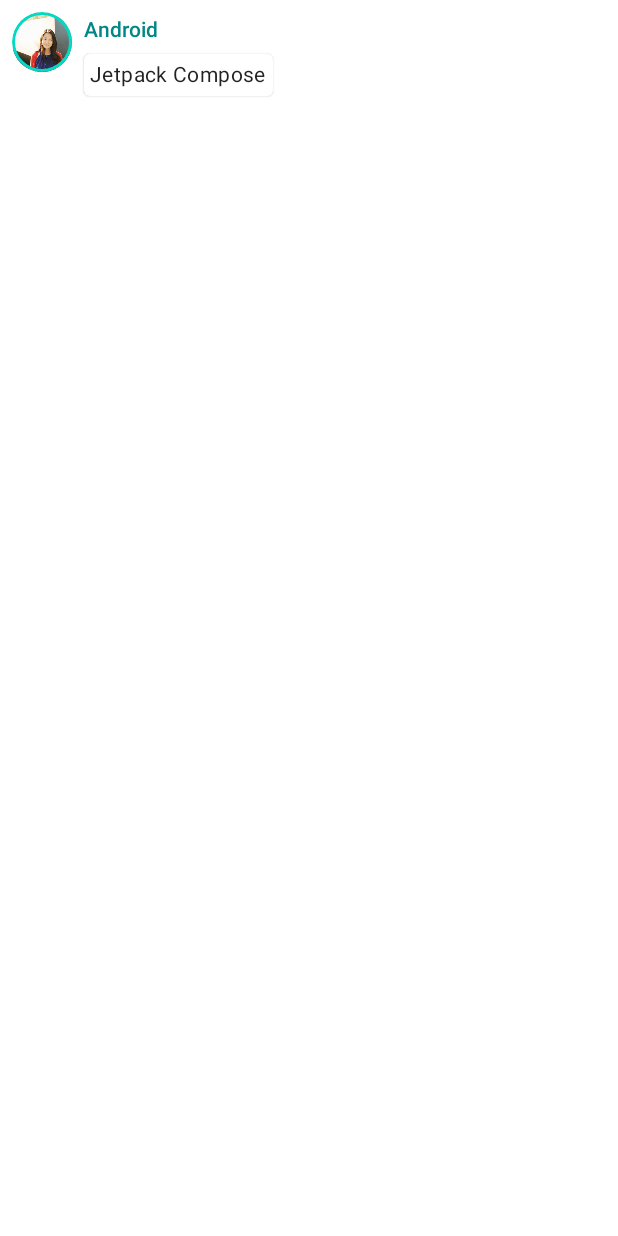
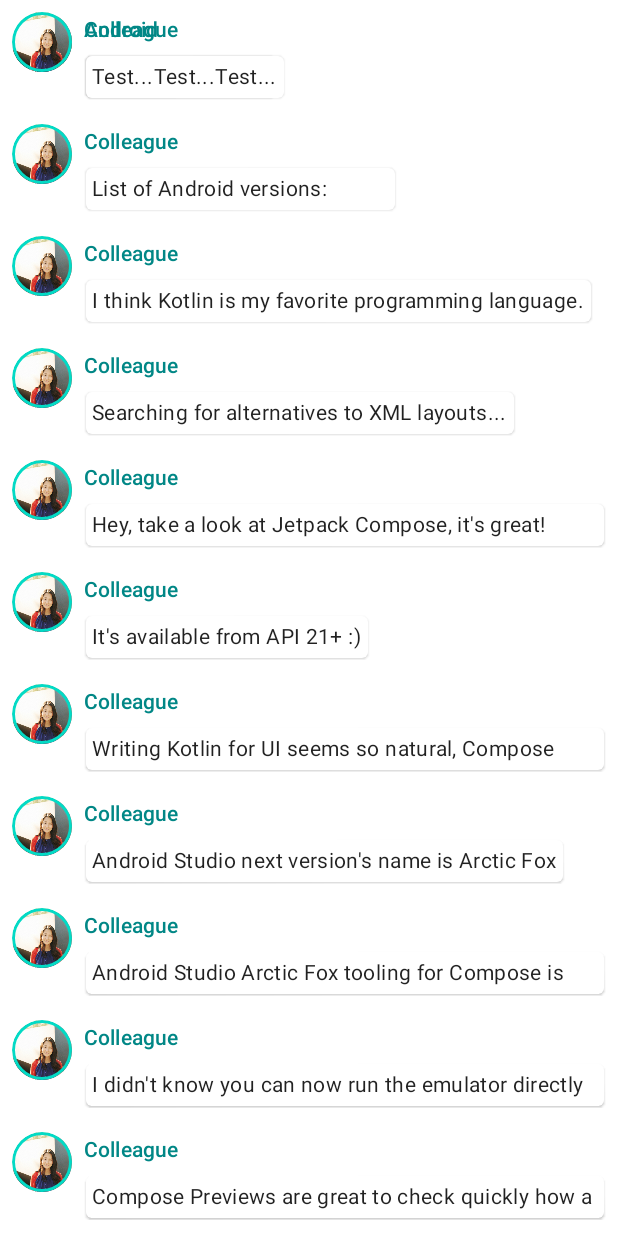
Before and after one commit to ArielWangX/LearningCompose, an Android app built with Jetpack Compose: the screen it shows after launch (MainActivity), on a phone screen of 412 x 824 dp. Run offline under Robolectric (Android 15) with nearby library versions, the phone set to English and light mode, and no system bars.

Commit message:
Lists and animations

```diff
--- a/app/src/main/java/com/yourcompany/learningcompose/MainActivity.kt
+++ b/app/src/main/java/com/yourcompany/learningcompose/MainActivity.kt
@@ -11,6 +11,8 @@ import androidx.compose.foundation.layout.height
 import androidx.compose.foundation.layout.padding
 import androidx.compose.foundation.layout.size
 import androidx.compose.foundation.layout.width
+import androidx.compose.foundation.lazy.LazyColumn
+import androidx.compose.foundation.lazy.items
 import androidx.compose.foundation.shape.CircleShape
 import androidx.compose.ui.Modifier
 import androidx.compose.ui.draw.clip
@@ -25,6 +27,13 @@ import androidx.compose.ui.res.painterResource
 import androidx.compose.ui.tooling.preview.Preview
 import com.yourcompany.learningcompose.ui.theme.LearningComposeTheme
 import android.content.res.Configuration
+import androidx.compose.animation.animateColorAsState
+import androidx.compose.animation.animateContentSize
+import androidx.compose.foundation.clickable
+import androidx.compose.runtime.getValue
+import androidx.compose.runtime.setValue
+import androidx.compose.runtime.mutableStateOf
+import androidx.compose.runtime.remember
 
 class MainActivity : ComponentActivity() {
     override fun onCreate(savedInstanceState: Bundle?) {
@@ -33,6 +42,7 @@ class MainActivity : ComponentActivity() {
             LearningComposeTheme() {
                 Surface(modifier = Modifier.fillMaxSize()) {
                     MessageCard(Message("Android", "Jetpack Compose"))
+                    Conversation(SampleData.conversationSample)
                 }
             }
 
@@ -61,7 +71,16 @@ fun MessageCard(msg: Message) {
         // Add a horizontal space between the image and the column text content.
         Spacer(modifier = Modifier.width(8.dp))
 
-        Column() {
+        // We keep track if the message is expand or not in this
+        // Variable
+        var isExpand by remember { mutableStateOf(false)}
+        // surfacecolor will be updated gradually from one color to the other
+        val surfaceColor by animateColorAsState(
+            if (isExpand) MaterialTheme.colors.primary else MaterialTheme.colors.surface
+        )
+
+        //We toggle the isExpand variable when we click on this Column
+        Column(modifier = Modifier.clickable { isExpand = !isExpand }) {
             Text(
                 text = msg.author,
                 color = MaterialTheme.colors.secondaryVariant,
@@ -71,10 +90,20 @@ fun MessageCard(msg: Message) {
             // Add a vertical space between the author and message
             Spacer(modifier = Modifier.height(4.dp))
 
-            Surface(shape = MaterialTheme.shapes.medium, elevation = 1.dp) {
+            Surface(
+                shape = MaterialTheme.shapes.medium,
+                elevation = 1.dp,
+                // surfaceColor color will be changing gradually from primary to surface
+                color = surfaceColor,
+                // animateContentSize will change the Surface size gradually
+                modifier = Modifier.animateContentSize().padding(1.dp)
+            ) {
                 Text(
                     text = msg.body,
                     modifier = Modifier.padding(all = 4.dp),
+                    // If the message is expand, we display all its content
+                    // otherwise we only display the first line
+                    maxLines = if (isExpand) Int.MAX_VALUE else 1,
                     style = MaterialTheme.typography.body2
                 )
             }
@@ -103,3 +132,20 @@ fun PreviewMessageCard() {
         }
     }
 }
+
+@Composable
+fun Conversation(messages: List<Message>) {
+    LazyColumn {
+        items(messages) { message ->
+            MessageCard(message)
+        }
+    }
+}
+
+@Preview
+@Composable
+fun PreviewConversation() {
+    LearningComposeTheme() {
+        Conversation(SampleData.conversationSample)
+    }
+}
--- /dev/null
+++ b/app/src/main/java/com/yourcompany/learningcompose/SampleData.kt
@@ -0,0 +1,72 @@
+package com.yourcompany.learningcompose
+
+object SampleData {
+    // Sample conversation data
+    val conversationSample = listOf(
+        Message(
+            "Colleague",
+            "Test...Test...Test..."
+        ),
+        Message(
+            "Colleague",
+            "List of Android versions:\n" +
+                    "Android KitKat (API 19)\n" +
+                    "Android Lollipop (API 21)\n" +
+                    "Android Marshmallow (API 23)\n" +
+                    "Android Nougat (API 24)\n" +
+                    "Android Oreo (API 26)\n" +
+                    "Android Pie (API 28)\n" +
+                    "Android 10 (API 29)\n" +
+                    "Android 11 (API 30)\n" +
+                    "Android 12 (API 31)\n"
+        ),
+        Message(
+            "Colleague",
+            "I think Kotlin is my favorite programming language.\n" +
+                    "It's so much fun!"
+        ),
+        Message(
+            "Colleague",
+            "Searching for alternatives to XML layouts..."
+        ),
+        Message(
+            "Colleague",
+            "Hey, take a look at Jetpack Compose, it's great!\n" +
+                    "It's the Android's modern toolkit for building native UI." +
+                    "It simplifies and accelerates UI development on Android." +
+                    "Less code, powerful tools, and intuitive Kotlin APIs :)"
+        ),
+        Message(
+            "Colleague",
+            "It's available from API 21+ :)"
+        ),
+        Message(
+            "Colleague",
+            "Writing Kotlin for UI seems so natural, Compose where have you been all my life?"
+        ),
+        Message(
+            "Colleague",
+            "Android Studio next version's name is Arctic Fox"
+        ),
+        Message(
+            "Colleague",
+            "Android Studio Arctic Fox tooling for Compose is top notch ^_^"
+        ),
+        Message(
+            "Colleague",
+            "I didn't know you can now run the emulator directly from Android Studio"
+        ),
+        Message(
+            "Colleague",
+            "Compose Previews are great to check quickly how a composable layout looks like"
+        ),
+        Message(
+            "Colleague",
+            "Previews are also interactive after enabling the experimental setting"
+        ),
+        Message(
+            "Colleague",
+            "Have you tried writing build.gradle with KTS?"
+        ),
+    )
+}
```
